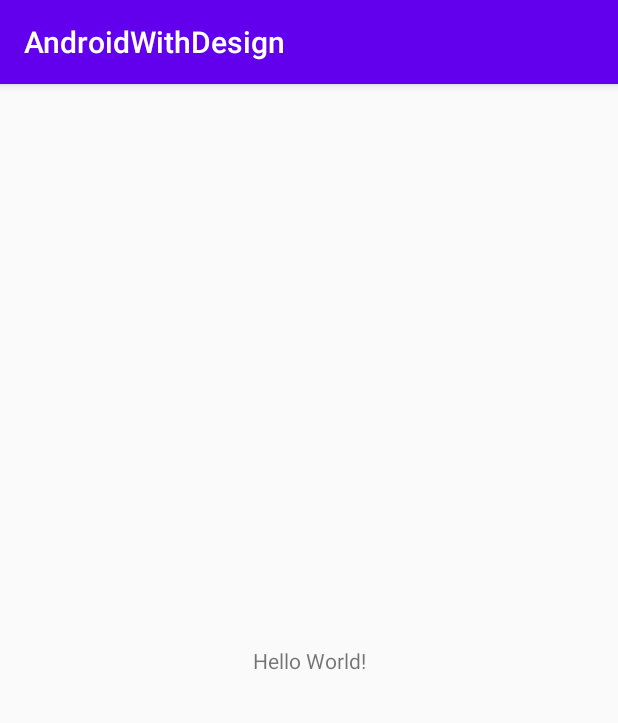
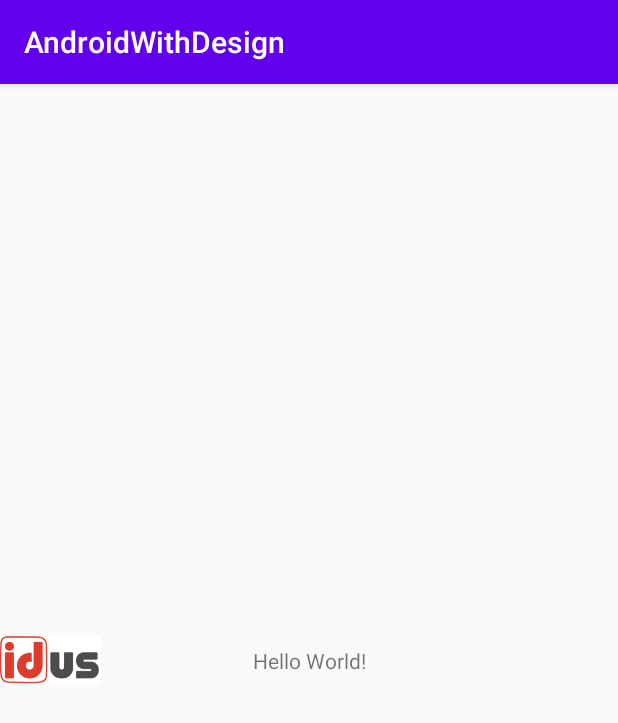
Before and after one commit to kimdahyee/sopt_27th-AndroidWithDesign, an Android app: the screen it shows after launch (MainActivity), on a phone screen of 412 x 824 dp. Shown: the top 723 px of the screen. Run offline under Robolectric (Android 15) with nearby library versions, the phone set to English and light mode, and no system bars.

Commit message:
연습커밋

```diff
--- a/app/src/main/res/layout/activity_main.xml
+++ b/app/src/main/res/layout/activity_main.xml
@@ -15,4 +15,13 @@
         app:layout_constraintRight_toRightOf="parent"
         app:layout_constraintTop_toTopOf="parent" />
 
+    <ImageView
+        android:id="@+id/imageView"
+        android:layout_width="wrap_content"
+        android:layout_height="wrap_content"
+        app:layout_constraintBottom_toBottomOf="parent"
+        app:layout_constraintStart_toStartOf="parent"
+        app:layout_constraintTop_toTopOf="parent"
+        app:srcCompat="@drawable/main_img_logo" />
+
 </androidx.constraintlayout.widget.ConstraintLayout>
```
Also changed, not shown: app/src/main/res/drawable-hdpi/main_img_logo.jpg (added), app/src/main/res/drawable-mdpi/main_img_logo.jpg (added), app/src/main/res/drawable-xhdpi/main_img_logo.jpg (added), app/src/main/res/drawable-xxhdpi/main_img_logo.jpg (added), app/src/main/res/drawable-xxxhdpi/main_img_logo.jpg (added).
